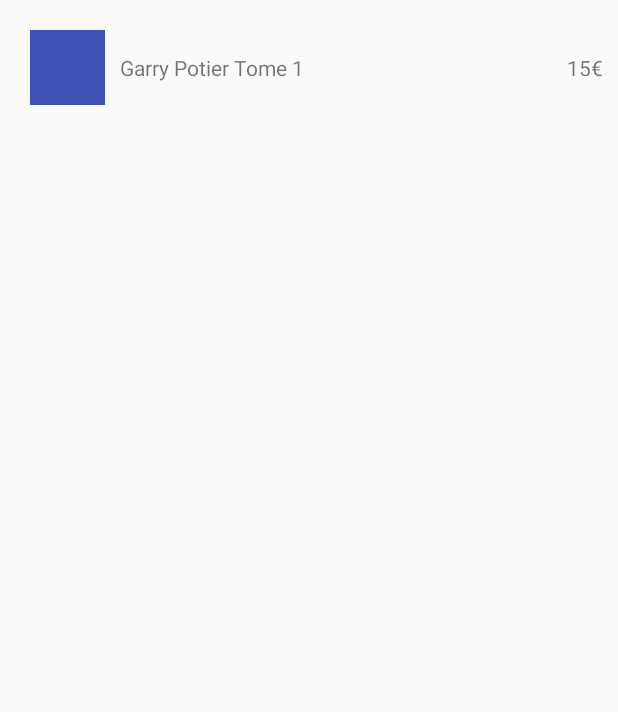
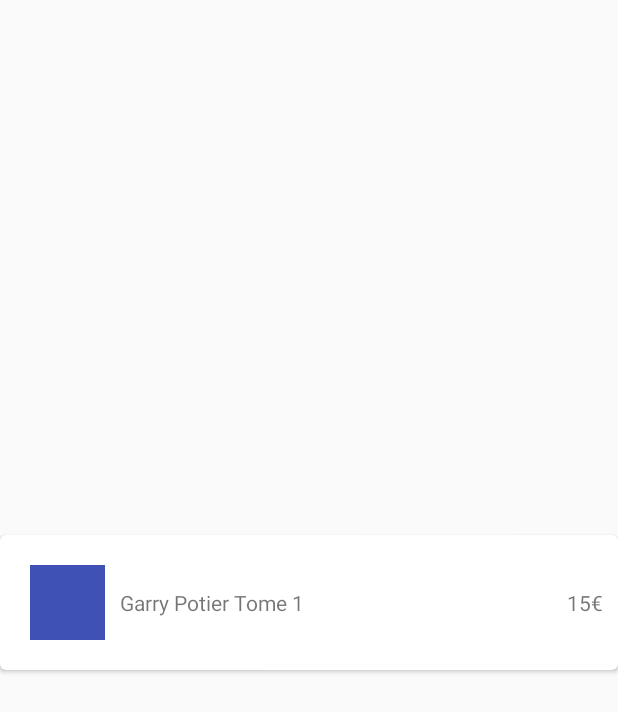
Before and after one commit to PGeffriaud/LibraryAndroid, an Android app: the layout book_list_content.xml on its own in the app's theme, with its tools: preview values and no code run, on a phone screen of 412 x 824 dp. Shown: the top 712 px of the screen. Run offline under Robolectric (Android 15) with nearby library versions, the phone set to English and light mode, and no system bars.

Commit message:
Display list item in cardView

```diff
--- a/app/build.gradle
+++ b/app/build.gradle
@@ -33,5 +33,6 @@ dependencies {
     compile 'com.squareup.retrofit2:converter-gson:2.1.0'
     compile 'com.jakewharton.timber:timber:4.5.1'
     compile 'com.github.bumptech.glide:glide:3.7.0'
+    compile 'com.android.support:cardview-v7:25.1.1'
     testCompile 'junit:junit:4.12'
 }
--- a/app/src/main/res/layout/book_list_content.xml
+++ b/app/src/main/res/layout/book_list_content.xml
@@ -1,11 +1,21 @@
 <?xml version="1.0" encoding="utf-8"?>
+<android.support.v7.widget.CardView
+    xmlns:tools="http://schemas.android.com/tools"
+    xmlns:android="http://schemas.android.com/apk/res/android"
+    xmlns:card_view="http://schemas.android.com/apk/res-auto"
+    android:layout_width="match_parent"
+    android:layout_height="wrap_content"
+    android:layout_gravity="center"
+    card_view:cardCornerRadius="4dp"
+    android:layout_marginBottom="10dp">
+
 <LinearLayout
-    xmlns:android="http://schemas.android.com/apk/res/android"
-    xmlns:tools="http://schemas.android.com/tools"
     android:layout_width="match_parent"
     android:layout_height="wrap_content"
     android:orientation="horizontal"
     android:padding="10dp">
+
+
 
 <ImageView
     android:id="@+id/imageView"
@@ -28,4 +38,6 @@
     android:layout_height="wrap_content"
     android:layout_gravity="center"
     tools:text="15€"/>
+
 </LinearLayout>
+</android.support.v7.widget.CardView>
```
Lines whose indentation alone changed are shown as unchanged.
